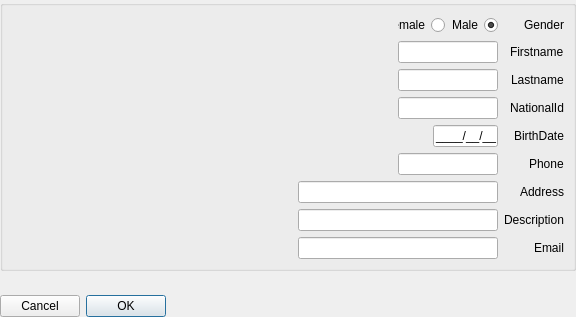
The window that Client/reghaabat/userform.ui (nournia/ketabkhaane) describes before a commit, drawn with Qt 5.
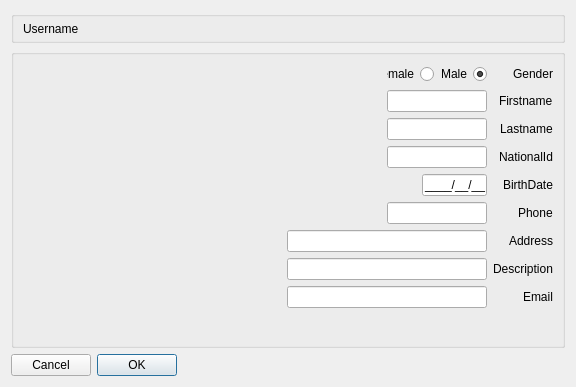
The same window after the commit.

Diff of the .ui file:
```diff
--- a/Client/reghaabat/userform.ui
+++ b/Client/reghaabat/userform.ui
@@ -7,18 +7,53 @@
     <x>0</x>
     <y>0</y>
     <width>576</width>
-    <height>317</height>
+    <height>387</height>
    </rect>
   </property>
   <property name="layoutDirection">
    <enum>Qt::RightToLeft</enum>
   </property>
   <layout class="QVBoxLayout" name="verticalLayout">
-   <property name="margin">
-    <number>0</number>
-   </property>
    <item>
-    <widget class="QGroupBox" name="groupBox">
+    <widget class="QGroupBox" name="gUser">
+     <property name="minimumSize">
+      <size>
+       <width>0</width>
+       <height>32</height>
+      </size>
+     </property>
+     <property name="maximumSize">
+      <size>
+       <width>16777215</width>
+       <height>32</height>
+      </size>
+     </property>
+     <property name="title">
+      <string/>
+     </property>
+     <layout class="QVBoxLayout" name="verticalLayout_2">
+      <property name="topMargin">
+       <number>2</number>
+      </property>
+      <property name="bottomMargin">
+       <number>2</number>
+      </property>
+      <item>
+       <layout class="QHBoxLayout" name="lUser">
+        <item>
+         <widget class="QLabel" name="label_6">
+          <property name="text">
+           <string>Username</string>
+          </property>
+         </widget>
+        </item>
+       </layout>
+      </item>
+     </layout>
+    </widget>
+   </item>
+   <item>
+    <widget class="QGroupBox" name="gData">
      <property name="title">
       <string/>
      </property>
@@ -213,19 +248,6 @@
      </layout>
     </widget>
    </item>
-   <item>
-    <spacer name="verticalSpacer">
-     <property name="orientation">
-      <enum>Qt::Vertical</enum>
-     </property>
-     <property name="sizeHint" stdset="0">
-      <size>
-       <width>20</width>
-       <height>40</height>
-      </size>
-     </property>
-    </spacer>
-   </item>
    <item>
     <widget class="QDialogButtonBox" name="buttonBox">
      <property name="standardButtons">
```
